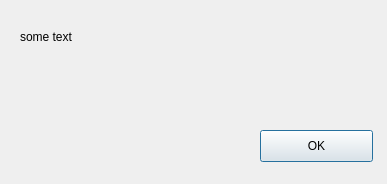
Kirill-Rush/Balanced_array, file electrical-app/dialogaboutprogramm.ui: the form before one commit.
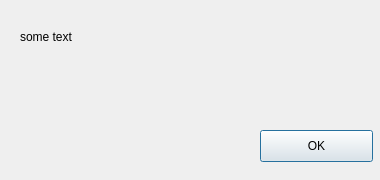
The form after the commit.

The edit to the form file:
```diff
--- a/electrical-app/dialogaboutprogramm.ui
+++ b/electrical-app/dialogaboutprogramm.ui
@@ -6,8 +6,8 @@
    <rect>
     <x>0</x>
     <y>0</y>
-    <width>387</width>
-    <height>184</height>
+    <width>380</width>
+    <height>180</height>
    </rect>
   </property>
   <property name="sizePolicy">
```
